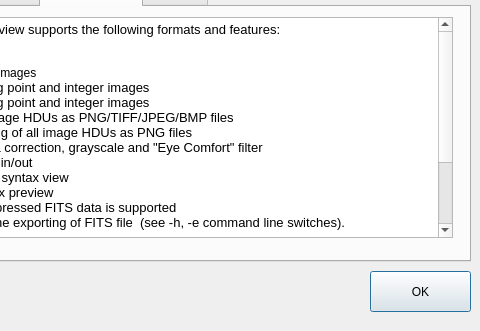
Qt form aboutdialog.ui (surhh/nfitsview) before a commit; both pictures show x 120 to 600 and y 169 to 500 of the 600 by 500 pixel window.
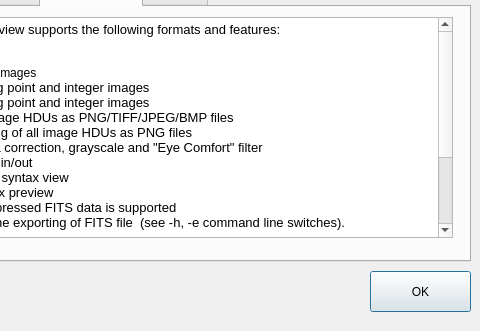
The same form after that commit. The open tabs and pages were chosen to show the change. Icons and pictures are not drawn.

Commit message: Command line exporting options added. Some other code changes are done. Preparing for release 2.3

What changed in the file:
```diff
--- a/aboutdialog.ui
+++ b/aboutdialog.ui
@@ -224,7 +224,8 @@
 &lt;p style=&quot;-qt-paragraph-type:empty; margin-top:0px; margin-bottom:0px; margin-left:0px; margin-right:0px; -qt-block-indent:0; text-indent:0px; font-family:'Noto Sans'; font-size:10pt;&quot;&gt;&lt;br /&gt;&lt;/p&gt;
 &lt;p style=&quot; margin-top:0px; margin-bottom:0px; margin-left:0px; margin-right:0px; -qt-block-indent:0; text-indent:0px;&quot;&gt;&lt;span style=&quot; font-family:'Noto Sans'; font-size:10pt;&quot;&gt;Fixes and new features in this release:&lt;/span&gt;&lt;/p&gt;
 &lt;p style=&quot;-qt-paragraph-type:empty; margin-top:0px; margin-bottom:0px; margin-left:0px; margin-right:0px; -qt-block-indent:0; text-indent:0px; font-family:'Noto Sans'; font-size:10pt;&quot;&gt;&lt;br /&gt;&lt;/p&gt;
-&lt;p style=&quot; margin-top:0px; margin-bottom:0px; margin-left:0px; margin-right:0px; -qt-block-indent:0; text-indent:0px;&quot;&gt;&lt;span style=&quot; font-family:'Noto Sans'; font-size:10pt;&quot;&gt;-    Reverted the changes related to toolbar/menu icons&lt;/span&gt;&lt;/p&gt;&lt;/body&gt;&lt;/html&gt;</string>
+&lt;p style=&quot; margin-top:0px; margin-bottom:0px; margin-left:0px; margin-right:0px; -qt-block-indent:0; text-indent:0px;&quot;&gt;-     Added options for command line exporting (see -h switch for details)&lt;/p&gt;
+&lt;p style=&quot; margin-top:0px; margin-bottom:0px; margin-left:0px; margin-right:0px; -qt-block-indent:0; text-indent:0px;&quot;&gt;&lt;span style=&quot; font-family:'Noto Sans'; font-size:10pt;&quot;&gt;-    Minor changes in the code&lt;/span&gt;&lt;/p&gt;&lt;/body&gt;&lt;/html&gt;</string>
      </property>
     </widget>
    </widget>
```
The commit also changes 10 other files.
